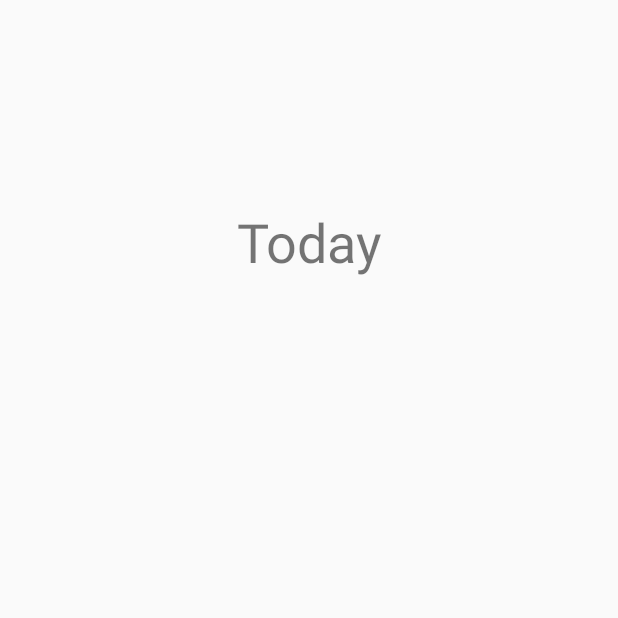
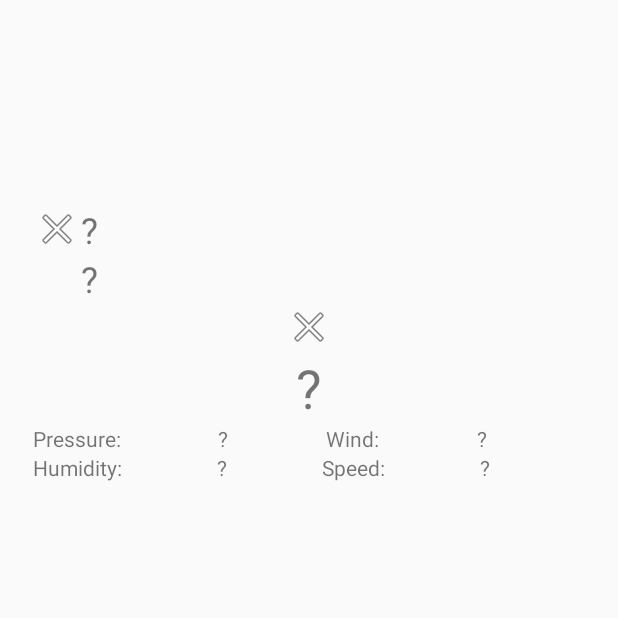
Before and after one commit to kkawalski/SunlightSpot, an Android app: the screen it shows after launch (ForecastActivity), on a phone screen of 412 x 824 dp, the top half of it. Run offline under Robolectric (Android 15) with nearby library versions, the phone set to English and light mode, and no system bars; 1 statement that could not run was skipped.

Commit message:
Update TodayForecastFragment layout

```diff
--- a/app/src/main/AndroidManifest.xml
+++ b/app/src/main/AndroidManifest.xml
@@ -1,6 +1,10 @@
 <?xml version="1.0" encoding="utf-8"?>
 <manifest xmlns:android="http://schemas.android.com/apk/res/android"
     package="by.bsuir.kotiki.sunlightspot">
+
+    <uses-permission android:name="android.permission.INTERNET"/>
+    <uses-permission android:name="android.permission.ACCESS_WIFI_STATE"/>
+    <uses-permission android:name="android.permission.ACCESS_NETWORK_STATE" />
 
     <application
         android:allowBackup="true"
--- a/app/src/main/java/by/bsuir/kotiki/sunlightspot/view/today/TodayForecastFragment.java
+++ b/app/src/main/java/by/bsuir/kotiki/sunlightspot/view/today/TodayForecastFragment.java
@@ -5,12 +5,16 @@ import android.support.v4.app.Fragment;
 import android.view.LayoutInflater;
 import android.view.View;
 import android.view.ViewGroup;
+import android.widget.TextView;
 
 import java.util.Map;
 
 import by.bsuir.kotiki.sunlightspot.R;
+import by.bsuir.kotiki.sunlightspot.model.today.TodayForecastParser;
+import by.bsuir.kotiki.sunlightspot.presenter.TodayPresenter;
 
 public class TodayForecastFragment extends Fragment {
+    private final TodayPresenter presenter = new TodayPresenter(this);
     public TodayForecastFragment() {}
 
     public static TodayForecastFragment newInstance(Map<String, String> params) {
@@ -32,6 +36,8 @@ public class TodayForecastFragment extends Fragment {
 
     @Override
     public View onCreateView(LayoutInflater inflater, ViewGroup container, Bundle savedInstanceState) {
-        return inflater.inflate(R.layout.fragment_today_forecast, container, false);
+        View view = inflater.inflate(R.layout.fragment_today_forecast, container, false);
+        presenter.updateForecast();
+        return view;
     }
 }
--- a/app/src/main/res/layout/fragment_today_forecast.xml
+++ b/app/src/main/res/layout/fragment_today_forecast.xml
@@ -1,4 +1,5 @@
 <FrameLayout xmlns:android="http://schemas.android.com/apk/res/android"
+    xmlns:app="http://schemas.android.com/apk/res-auto"
     xmlns:tools="http://schemas.android.com/tools"
     android:layout_width="match_parent"
     android:layout_height="match_parent"
@@ -6,12 +7,130 @@
 
     <!-- TODO: Update blank fragment layout -->
 
-    <TextView
-        android:id="@+id/textView2"
+    <LinearLayout
+        android:id="@+id/mainLayout"
         android:layout_width="match_parent"
-        android:layout_height="wrap_content"
-        android:text="@string/today"
-        android:textAlignment="center"
-        android:textSize="36sp" />
+        android:layout_height="match_parent"
+        android:orientation="vertical">
 
+        <LinearLayout
+            android:id="@+id/topPaneLayout"
+            android:layout_width="match_parent"
+            android:layout_height="wrap_content"
+            android:orientation="horizontal">
+
+            <ImageView
+                android:id="@+id/currentStateImageView"
+                android:layout_width="wrap_content"
+                android:layout_height="wrap_content"
+                android:src="@android:drawable/ic_menu_close_clear_cancel" />
+
+            <LinearLayout
+                android:layout_width="match_parent"
+                android:layout_height="wrap_content"
+                android:orientation="vertical">
+
+                <TextView
+                    android:id="@+id/currentTemperatureTextView"
+                    android:layout_width="match_parent"
+                    android:layout_height="wrap_content"
+                    android:text="?"
+                    android:textSize="24sp" />
+
+                <TextView
+                    android:id="@+id/cityTextView"
+                    android:layout_width="match_parent"
+                    android:layout_height="wrap_content"
+                    android:text="?"
+                    android:textSize="24sp" />
+
+            </LinearLayout>
+
+        </LinearLayout>
+
+        <ImageView
+            android:id="@+id/animalImageView"
+            android:layout_width="match_parent"
+            android:layout_height="wrap_content"
+            android:src="@android:drawable/ic_menu_close_clear_cancel" />
+
+        <TextView
+            android:id="@+id/currentStateTextView"
+            android:layout_width="match_parent"
+            android:layout_height="wrap_content"
+            android:text="?"
+            android:textAlignment="center"
+            android:textSize="36sp" />
+
+        <LinearLayout
+            android:layout_width="match_parent"
+            android:layout_height="wrap_content"
+            android:orientation="horizontal">
+
+            <TextView
+                android:id="@+id/textView6"
+                android:layout_width="wrap_content"
+                android:layout_height="wrap_content"
+                android:layout_weight="1"
+                android:text="Pressure:" />
+
+            <TextView
+                android:id="@+id/pressureTextView"
+                android:layout_width="wrap_content"
+                android:layout_height="wrap_content"
+                android:layout_weight="1"
+                android:text="?" />
+
+            <TextView
+                android:id="@+id/textView9"
+                android:layout_width="wrap_content"
+                android:layout_height="wrap_content"
+                android:layout_weight="1"
+                android:text="Wind:" />
+
+            <TextView
+                android:id="@+id/windTextView"
+                android:layout_width="wrap_content"
+                android:layout_height="wrap_content"
+                android:layout_weight="1"
+                android:text="?" />
+
+        </LinearLayout>
+
+        <LinearLayout
+            android:layout_width="match_parent"
+            android:layout_height="match_parent"
+            android:layout_weight="1"
+            android:orientation="horizontal">
+
+            <TextView
+                android:id="@+id/textView10"
+                android:layout_width="wrap_content"
+                android:layout_height="wrap_content"
+                android:layout_weight="1"
+                android:text="Humidity:" />
+
+            <TextView
+                android:id="@+id/humidityTextView"
+                android:layout_width="wrap_content"
+                android:layout_height="wrap_content"
+                android:layout_weight="1"
+                android:text="?" />
+
+            <TextView
+                android:id="@+id/textView12"
+                android:layout_width="wrap_content"
+                android:layout_height="wrap_content"
+                android:layout_weight="1"
+                android:text="Speed:" />
+
+            <TextView
+                android:id="@+id/speedTextView"
+                android:layout_width="wrap_content"
+                android:layout_height="wrap_content"
+                android:layout_weight="1"
+                android:text="?" />
+        </LinearLayout>
+
+    </LinearLayout>
 </FrameLayout>
```
